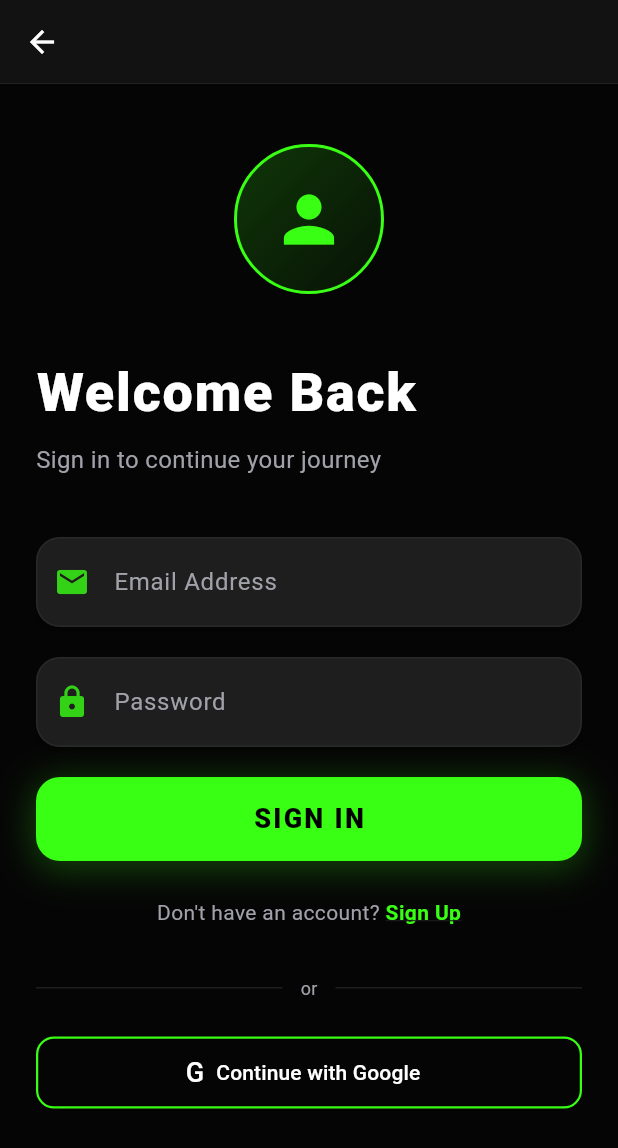
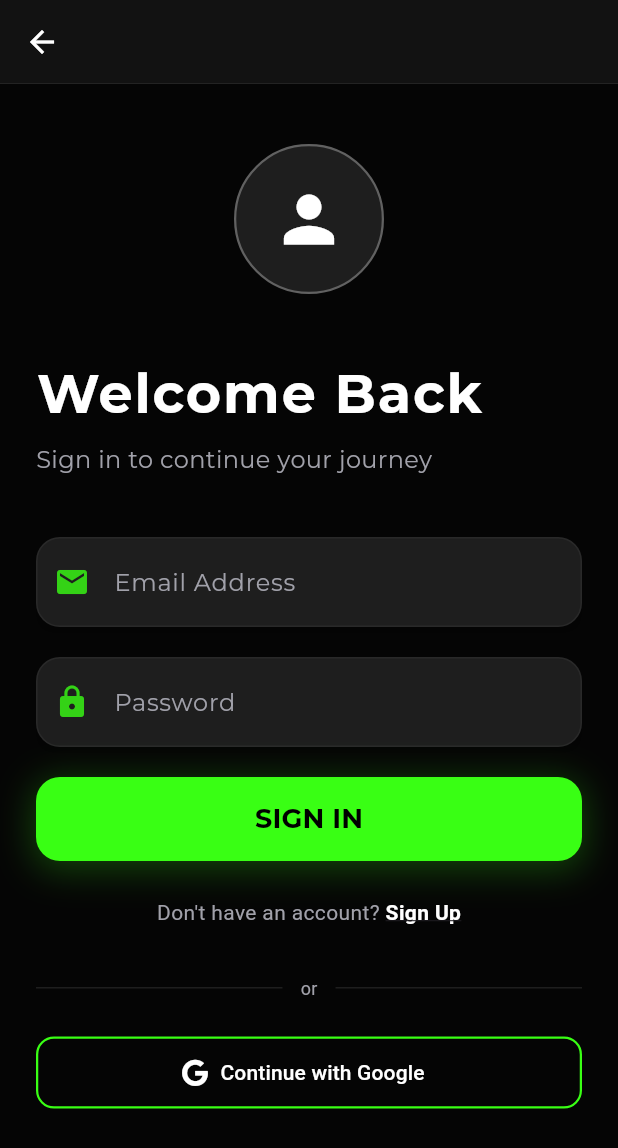
Before and after one commit to Homsa23/hubike-project, a Flutter app: the AuthScreen screen opened directly, on a phone screen of 412 x 824 dp. Shown: the top 1148 px of the screen. Run offline on Flutter 3.47's test engine with Material 3 defaults, Android fonts, the phone set to English and light mode, and no system bars; our stand-ins replace cloud_firestore, firebase_auth, firebase_core, firebase_storage, flutter_map, font_awesome_flutter and 7 more; missing offline and left inert: mobile_scanner; accounts and stored records are empty.

Commit message:
start of updating the app , background modif ,font ,borders removal , 10% done

```diff
--- a/lib/screens/auth_screen.dart
+++ b/lib/screens/auth_screen.dart
@@ -10,6 +10,8 @@ import 'package:table_calendar/table_calendar.dart';
 import 'dart:io';
 import 'package:http/http.dart' as http;
 import 'dart:convert';
+import 'package:google_fonts/google_fonts.dart';
+import 'package:font_awesome_flutter/font_awesome_flutter.dart';
 
 class AuthScreen extends StatefulWidget {
   const AuthScreen({super.key});
@@ -387,22 +389,15 @@ class _AuthScreenState extends State<AuthScreen> {
                   height: 100,
                   decoration: BoxDecoration(
                     shape: BoxShape.circle,
-                    gradient: LinearGradient(
-                      colors: [
-                        const Color(0xFF39FF14).withOpacity(0.2),
-                        const Color(0xFF39FF14).withOpacity(0.05),
-                      ],
-                      begin: Alignment.topLeft,
-                      end: Alignment.bottomRight,
-                    ),
+                    color: const Color(0xFF1E1E1E),
                     border: Border.all(
-                      color: const Color(0xFF39FF14),
-                      width: 2,
+                      color: Colors.grey[700]!,
+                      width: 1.5,
                     ),
                   ),
                   child: const Icon(
                     Icons.person,
-                    color: Color(0xFF39FF14),
+                    color: Colors.white,
                     size: 50,
                   ),
                 ),
@@ -412,9 +407,9 @@ class _AuthScreenState extends State<AuthScreen> {
               // Title
               Text(
                 isSignIn ? "Welcome Back" : "Join HUBIKE",
-                style: const TextStyle(
+                style: GoogleFonts.montserrat(
                   fontSize: 36,
-                  fontWeight: FontWeight.w900,
+                  fontWeight: FontWeight.bold,
                   color: Colors.white,
                   letterSpacing: 1.2,
                 ),
@@ -424,7 +419,7 @@ class _AuthScreenState extends State<AuthScreen> {
                 isSignIn
                     ? "Sign in to continue your journey"
                     : "Create your cycling profile",
-                style: const TextStyle(
+                style: GoogleFonts.montserrat(
                   fontSize: 16,
                   color: Color(0xFFA1A1AA),
                 ),
@@ -492,7 +487,7 @@ class _AuthScreenState extends State<AuthScreen> {
                     leading: Icon(Icons.camera_alt, color: const Color(0xFF39FF14)),
                     title: Text(
                       _selectedImage != null ? "Image Selected" : "Select Profile Picture",
-                      style: const TextStyle(color: Colors.white),
+                      style: GoogleFonts.montserrat(color: Colors.white),
                     ),
                     trailing: _selectedImage != null
                         ? CircleAvatar(
@@ -633,10 +628,9 @@ class _AuthScreenState extends State<AuthScreen> {
                   ),
                   child: Text(
                     isSignIn ? "SIGN IN" : "CREATE ACCOUNT",
-                    style: const TextStyle(
+                    style: GoogleFonts.montserrat(
                       fontSize: 18,
-                      fontWeight: FontWeight.w900,
-                      letterSpacing: 1.5,
+                      fontWeight: FontWeight.bold,
                     ),
                   ),
                 ),
@@ -675,7 +669,7 @@ class _AuthScreenState extends State<AuthScreen> {
                       child: Text(
                         isSignIn ? "Sign Up" : "Sign In",
                         style: const TextStyle(
-                          color: Color(0xFF39FF14),
+                          color: Colors.white,
                           fontSize: 14,
                           fontWeight: FontWeight.bold,
                           decoration: TextDecoration.underline,
@@ -731,7 +725,7 @@ class _AuthScreenState extends State<AuthScreen> {
                             color: Color(0xFF39FF14),
                           ),
                         )
-                      : const Text("G", style: TextStyle(fontSize: 18)),
+                      : const FaIcon(FontAwesomeIcons.google, color: Colors.white, size: 18),
                   label: Text(_isGoogleSignInLoading ? "Signing in..." : "Continue with Google"),
                   style: OutlinedButton.styleFrom(
                     foregroundColor: Colors.white,
@@ -867,12 +861,12 @@ class _AuthScreenState extends State<AuthScreen> {
         obscureText: isPassword,
         keyboardType: keyboardType,
         inputFormatters: inputFormatters,
-        style: const TextStyle(color: Colors.white, fontSize: 16),
+        style: GoogleFonts.montserrat(color: Colors.white, fontSize: 16),
         decoration: InputDecoration(
           filled: true,
           fillColor: const Color(0xFF1E1E1E),
           hintText: label,
-          hintStyle: const TextStyle(color: Color(0xFFA1A1AA)),
+          hintStyle: GoogleFonts.montserrat(color: const Color(0xFFA1A1AA)),
           prefixIcon: Icon(icon, color: const Color(0xFF39FF14).withOpacity(0.8)),
           contentPadding: const EdgeInsets.symmetric(horizontal: 20, vertical: 18),
           border: OutlineInputBorder(
@@ -907,10 +901,10 @@ class _AuthScreenState extends State<AuthScreen> {
         child: TextField(
           controller: birthDateController,
           enabled: false,
-          style: const TextStyle(color: Colors.white),
+          style: GoogleFonts.montserrat(color: Colors.white),
           decoration: InputDecoration(
             hintText: 'Birth Date (DD/MM/YYYY)',
-            hintStyle: const TextStyle(color: Color(0xFFA1A1AA)),
+            hintStyle: GoogleFonts.montserrat(color: const Color(0xFFA1A1AA)),
             prefixIcon: Icon(Icons.calendar_today, color: const Color(0xFF39FF14)),
             suffixIcon: Icon(Icons.arrow_drop_down, color: Colors.white54),
             border: InputBorder.none,
--- a/lib/screens/home.dart
+++ b/lib/screens/home.dart
@@ -93,7 +93,6 @@ class HomeScreenState extends State<HomeScreen> {
       }
     }
   }
-
   // Logs the user out of Firebase and clears their data from memory.
   Future<void> _signOut() async {
     await FirebaseAuth.instance.signOut();
--- a/pubspec.yaml
+++ b/pubspec.yaml
@@ -50,6 +50,7 @@ dependencies:
   geolocator: ^10.1.1
   http: ^1.2.0
   google_fonts: ^8.2.1
+  font_awesome_flutter: ^11.0.0
 
 dev_dependencies:
 
```
Also changed, not shown: lib/screens/cart_screen.dart (+70 -21 lines), lib/screens/gear_tab.dart (+41 -18 lines), lib/screens/leader_dashboard.dart (+5 -2 lines), flutter_01.png (added), pubspec.lock.
